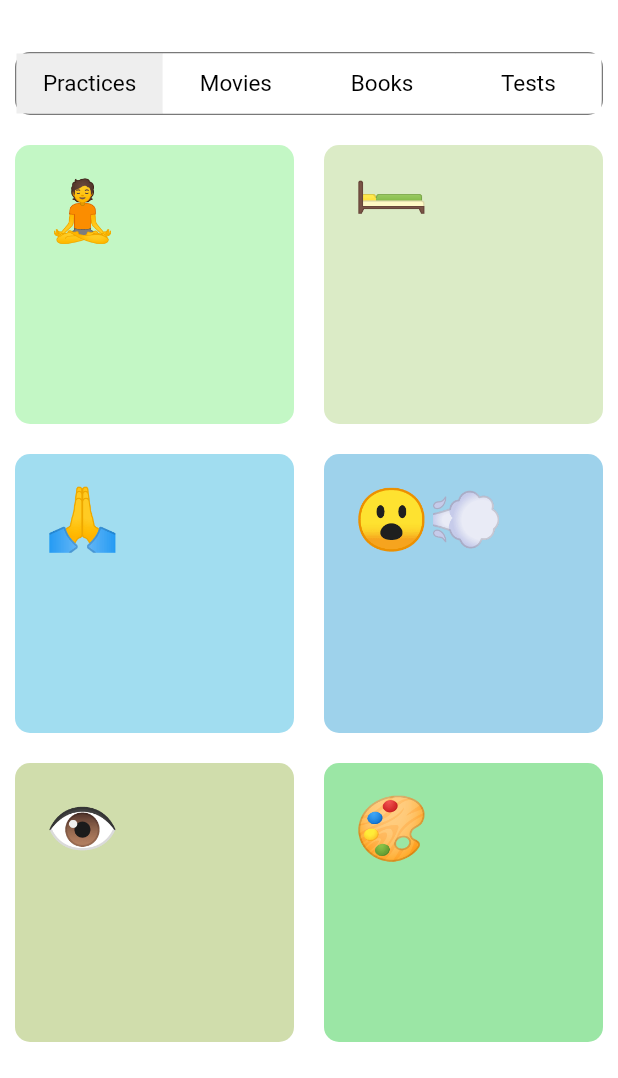
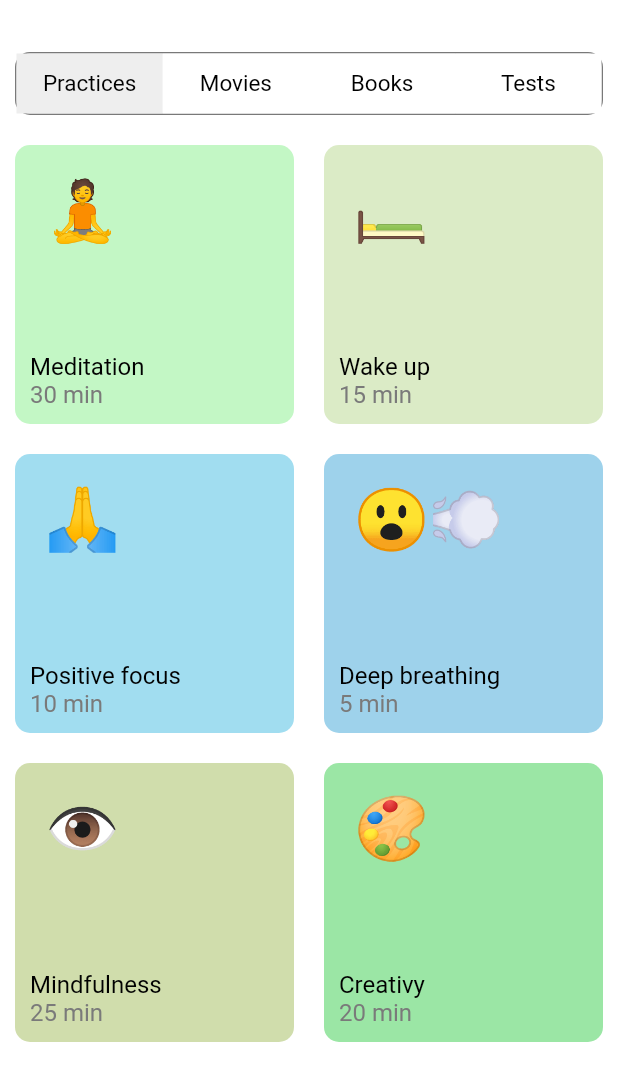
Before and after one commit to PatrickBritoK/selfcare, a Flutter app: the screen it shows after launch, on a phone screen of 412 x 824 dp, the part 158-1236 px from its top. Run offline on Flutter 3.47's test engine with Material 2 defaults, Android fonts, the phone set to English and light mode, and no system bars.

Commit message:
att container

```diff
--- a/lib/pages/home.dart
+++ b/lib/pages/home.dart
@@ -117,13 +117,36 @@ class PageHome extends StatelessWidget {
                   ),
                   height: 100,
                   width: 100,
-                  child: const Padding(
+                  child: Stack(
+                    children: [
+                      const Padding(
                         padding: EdgeInsets.only(left: 20, top: 20),
                         child: Text(
                           "🧘",
-                      textAlign: TextAlign.left,
                           style: TextStyle(fontSize: 40),
                         ),
+                      ),
+                      Positioned(
+                        left: 10,
+                        bottom: 10,
+                        child: Column(
+                          crossAxisAlignment: CrossAxisAlignment.start,
+                          children: const [
+                            Text(
+                              "Meditation",
+                              style:
+                                  TextStyle(fontSize: 16, color: Colors.black),
+                            ),
+                            Text(
+                              "30 min",
+                              style: TextStyle(
+                                  fontSize: 16,
+                                  color: Color.fromARGB(255, 122, 122, 122)),
+                            ),
+                          ],
+                        ),
+                      ),
+                    ],
                   ),
                 ),
                 Container(
@@ -134,13 +157,36 @@ class PageHome extends StatelessWidget {
                   ),
                   height: 100,
                   width: 100,
-                  child: const Padding(
-                    padding: EdgeInsets.only(left: 20),
+                  child: Stack(
+                    children: [
+                      const Padding(
+                        padding: EdgeInsets.only(left: 20, top: 20),
                         child: Text(
-                      "🛏",
-                      textAlign: TextAlign.left,
+                          "🛏️",
                           style: TextStyle(fontSize: 40),
                         ),
+                      ),
+                      Positioned(
+                        left: 10,
+                        bottom: 10,
+                        child: Column(
+                          crossAxisAlignment: CrossAxisAlignment.start,
+                          children: const [
+                            Text(
+                              "Wake up",
+                              style:
+                                  TextStyle(fontSize: 16, color: Colors.black),
+                            ),
+                            Text(
+                              "15 min",
+                              style: TextStyle(
+                                  fontSize: 16,
+                                  color: Color.fromARGB(255, 122, 122, 122)),
+                            ),
+                          ],
+                        ),
+                      ),
+                    ],
                   ),
                 ),
                 Container(
@@ -151,13 +197,36 @@ class PageHome extends StatelessWidget {
                   ),
                   height: 100,
                   width: 100,
-                  child: const Padding(
+                  child: Stack(
+                    children: [
+                      const Padding(
                         padding: EdgeInsets.only(left: 20, top: 20),
                         child: Text(
                           "🙏",
-                      textAlign: TextAlign.left,
                           style: TextStyle(fontSize: 40),
                         ),
+                      ),
+                      Positioned(
+                        left: 10,
+                        bottom: 10,
+                        child: Column(
+                          crossAxisAlignment: CrossAxisAlignment.start,
+                          children: const [
+                            Text(
+                              "Positive focus",
+                              style:
+                                  TextStyle(fontSize: 16, color: Colors.black),
+                            ),
+                            Text(
+                              "10 min",
+                              style: TextStyle(
+                                  fontSize: 16,
+                                  color: Color.fromARGB(255, 122, 122, 122)),
+                            ),
+                          ],
+                        ),
+                      ),
+                    ],
                   ),
                 ),
                 Container(
@@ -168,13 +237,36 @@ class PageHome extends StatelessWidget {
                   ),
                   height: 100,
                   width: 100,
-                  child: const Padding(
+                  child: Stack(
+                    children: [
+                      const Padding(
                         padding: EdgeInsets.only(left: 20, top: 20),
                         child: Text(
                           "😮‍💨",
-                      textAlign: TextAlign.left,
                           style: TextStyle(fontSize: 40),
                         ),
+                      ),
+                      Positioned(
+                        left: 10,
+                        bottom: 10,
+                        child: Column(
+                          crossAxisAlignment: CrossAxisAlignment.start,
+                          children: const [
+                            Text(
+                              "Deep breathing",
+                              style:
+                                  TextStyle(fontSize: 16, color: Colors.black),
+                            ),
+                            Text(
+                              "5 min",
+                              style: TextStyle(
+                                  fontSize: 16,
+                                  color: Color.fromARGB(255, 122, 122, 122)),
+                            ),
+                          ],
+                        ),
+                      ),
+                    ],
                   ),
                 ),
                 Container(
@@ -185,13 +277,36 @@ class PageHome extends StatelessWidget {
                   ),
                   height: 100,
                   width: 100,
-                  child: const Padding(
+                  child: Stack(
+                    children: [
+                      const Padding(
                         padding: EdgeInsets.only(left: 20, top: 20),
                         child: Text(
                           "👁️",
-                      textAlign: TextAlign.left,
                           style: TextStyle(fontSize: 40),
                         ),
+                      ),
+                      Positioned(
+                        left: 10,
+                        bottom: 10,
+                        child: Column(
+                          crossAxisAlignment: CrossAxisAlignment.start,
+                          children: const [
+                            Text(
+                              "Mindfulness",
+                              style:
+                                  TextStyle(fontSize: 16, color: Colors.black),
+                            ),
+                            Text(
+                              "25 min",
+                              style: TextStyle(
+                                  fontSize: 16,
+                                  color: Color.fromARGB(255, 122, 122, 122)),
+                            ),
+                          ],
+                        ),
+                      ),
+                    ],
                   ),
                 ),
                 Container(
@@ -202,13 +317,36 @@ class PageHome extends StatelessWidget {
                   ),
                   height: 100,
                   width: 100,
-                  child: const Padding(
+                  child: Stack(
+                    children: [
+                      const Padding(
                         padding: EdgeInsets.only(left: 20, top: 20),
                         child: Text(
                           "🎨",
-                      textAlign: TextAlign.left,
                           style: TextStyle(fontSize: 40),
                         ),
+                      ),
+                      Positioned(
+                        left: 10,
+                        bottom: 10,
+                        child: Column(
+                          crossAxisAlignment: CrossAxisAlignment.start,
+                          children: const [
+                            Text(
+                              "Creativy",
+                              style:
+                                  TextStyle(fontSize: 16, color: Colors.black),
+                            ),
+                            Text(
+                              "20 min",
+                              style: TextStyle(
+                                  fontSize: 16,
+                                  color: Color.fromARGB(255, 122, 122, 122)),
+                            ),
+                          ],
+                        ),
+                      ),
+                    ],
                   ),
                 ),
               ],
```
Lines whose indentation alone changed are shown as unchanged.
